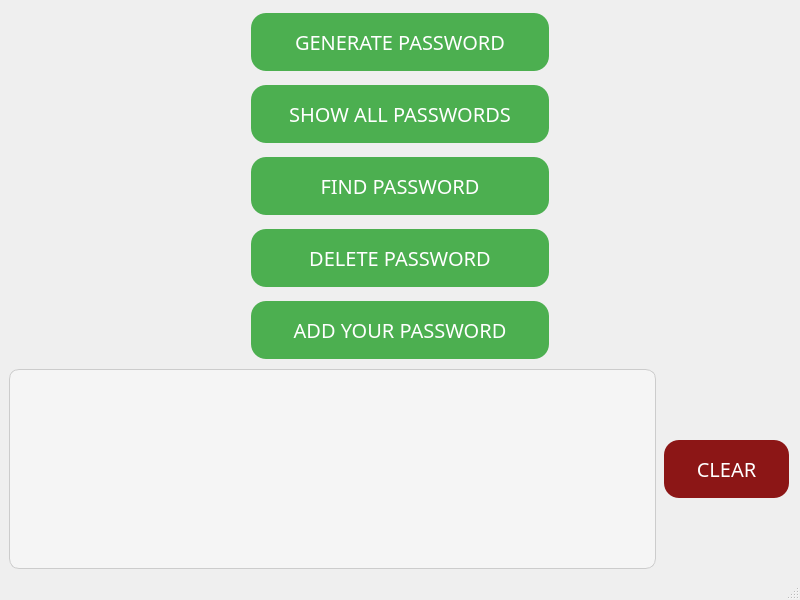
minnesangg/Cerberus, file mainwindow.ui: the form before one commit.
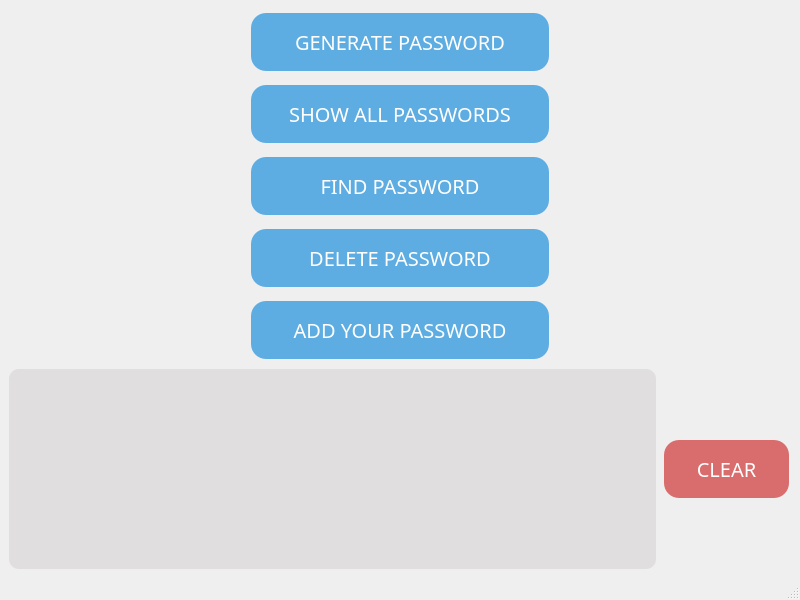
The form after the commit.

Patch:
```diff
--- a/mainwindow.ui
+++ b/mainwindow.ui
@@ -80,7 +80,7 @@
         </property>
         <property name="styleSheet">
          <string notr="true">QPushButton {
-    background-color: #4CAF50; /* Зеленый фон */
+    background-color: #5DADE2; /* Зеленый фон */
     border: none; /* Без рамки */
     color: white; /* Белый текст */
     padding: 15px 32px; /* Отступы */
@@ -130,7 +130,7 @@
         </property>
         <property name="styleSheet">
          <string notr="true">  QPushButton {
-        background-color: #4CAF50; /* Зеленый фон */
+        background-color: #5DADE2; /* Зеленый фон */
         border: none; /* Без рамки */
         color: white; /* Белый текст */
         padding: 15px 32px; /* Отступы */
@@ -175,7 +175,7 @@
         </property>
         <property name="styleSheet">
          <string notr="true">  QPushButton {
-        background-color: #4CAF50; /* Зеленый фон */
+        background-color: #5DADE2; /* Зеленый фон */
         border: none; /* Без рамки */
         color: white; /* Белый текст */
         padding: 15px 32px; /* Отступы */
@@ -220,7 +220,7 @@
         </property>
         <property name="styleSheet">
          <string notr="true">  QPushButton {
-        background-color: #4CAF50; /* Зеленый фон */
+        background-color: #5DADE2; /* Зеленый фон */
         border: none; /* Без рамки */
         color: white; /* Белый текст */
         padding: 15px 32px; /* Отступы */
@@ -265,7 +265,7 @@
         </property>
         <property name="styleSheet">
          <string notr="true">  QPushButton {
-        background-color: #4CAF50; /* Зеленый фон */
+        background-color: #5DADE2; /* Зеленый фон */
         border: none; /* Без рамки */
         color: white; /* Белый текст */
         padding: 15px 32px; /* Отступы */
@@ -304,16 +304,13 @@
       </property>
       <property name="styleSheet">
        <string notr="true"> QTextEdit {
-        background-color: #f5f5f5; /* Светло-серый фон */
-        border: 1px solid #ccc; /* Светло-серая граница */
+        background-color: #e0dede; /* Светло-серый фон */
         border-radius: 10px; /* Скругление углов */
         padding: 10px; /* Внутренние отступы */
         font-size: 14px; /* Размер шрифта */
         color: #333; /* Цвет текста */
     }
-    QTextEdit:focus {
-        border: 1px solid #4CAF50; /* Зеленая граница при фокусе */
-    }
+
 
 </string>
       </property>
@@ -340,7 +337,7 @@
       </property>
       <property name="styleSheet">
        <string notr="true">QPushButton {
-    background-color: #8c1616; /* Зеленый фон */
+    background-color: #d96c6c; /* Красный фон */
     border: none; /* Без рамки */
     color: white; /* Белый текст */
     padding: 15px 32px; /* Отступы */
```
Left out of the diff: 24 changed lines with no effect on the pictures.
